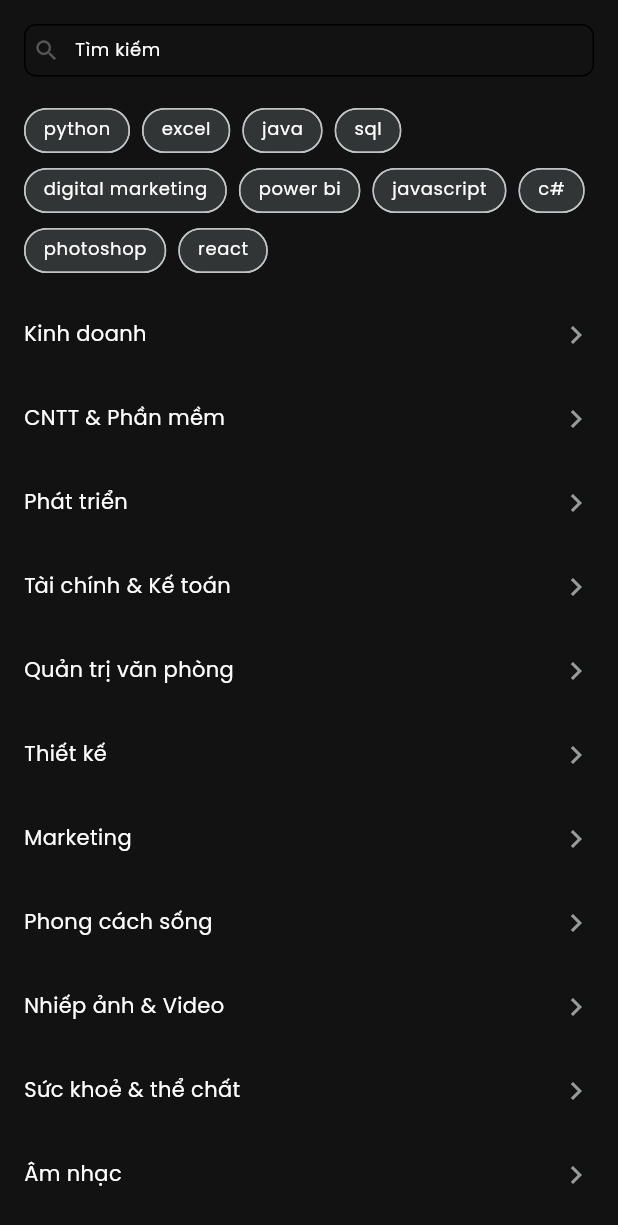
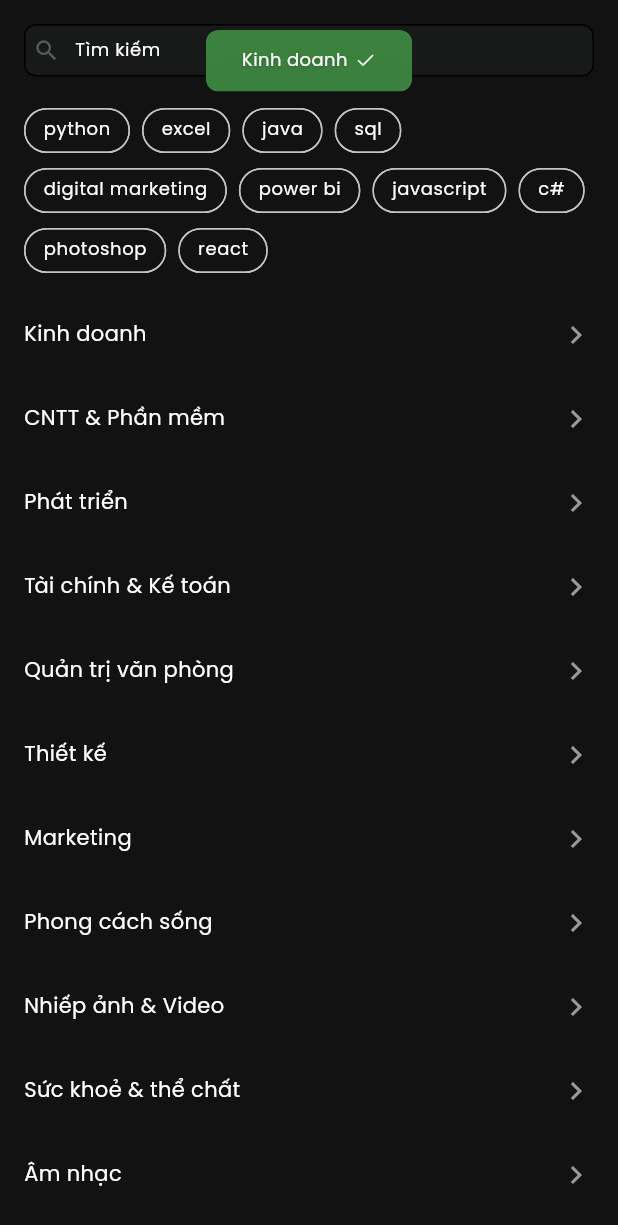
Before and after one commit to nghiavannguyen/course_app, a Flutter app: the SearchScreen screen opened by its route, after a tap on "Kinh doanh", on a phone screen of 412 x 824 dp. Shown: the top 1225 px of the screen. Run offline on Flutter 3.47's test engine with Material 3 defaults, Android fonts, the phone set to English and light mode, and no system bars; our stand-ins replace another_flushbar, cached_network_image, dio, dropdown_button2, either_dart, firebase_messaging and 13 more; missing offline and left inert: dio_smart_retry; accounts and stored records are empty; statements that could not run were skipped.

Commit message:
update: ui search nav, add apptoast

```diff
--- a/lib/module/auth/screen/login_screen.dart
+++ b/lib/module/auth/screen/login_screen.dart
@@ -258,6 +258,7 @@ class LoginScreen extends GetView<LoginController> {
       controller.passwordController.text,
     );
 
+
     // result.fold(
     //   (error) {
     //     Get.snackbar(
--- a/lib/module/search/screen/search_screen.dart
+++ b/lib/module/search/screen/search_screen.dart
@@ -1,5 +1,8 @@
+import 'package:core_ui/core_ui.dart';
+import 'package:core_utils/core_utils.dart';
 import 'package:course_app/module/widgets/search_widget.dart';
 import 'package:flutter/material.dart';
+import 'package:get/get_utils/src/extensions/context_extensions.dart';
 
 class SearchScreen extends StatelessWidget {
   const SearchScreen({super.key});
@@ -57,10 +60,9 @@ class SearchScreen extends StatelessWidget {
                       (tag) => Chip(
                         visualDensity: VisualDensity.compact,
                         labelPadding: EdgeInsets.zero,
-                        label: Text(tag, style: Theme.of(context).textTheme.bodySmall),
+                        label: Text(tag, style: context.bodySmall),
                         // backgroundColor tùy theo theme
-                        backgroundColor: Theme.of(context).chipTheme.backgroundColor ??
-                            Theme.of(context).canvasColor,
+                        backgroundColor: context.background,
                       ),
                     )
                     .toList(),
@@ -72,6 +74,14 @@ class SearchScreen extends StatelessWidget {
                 children: categories
                     .map(
                       (cat) => ListTile(
+                        shape: RoundedRectangleBorder(
+                          borderRadius: BorderRadius.circular(4),
+                        ),
+                        onTap: () {
+                          // TODO: Chuyển sang trang chi tiết danh mục
+                          print(cat);
+                          AppToast.show(cat, type: ToastType.success, context: context);
+                        },
                         contentPadding: EdgeInsets.zero,
                         title: Text(
                           cat,
@@ -79,11 +89,8 @@ class SearchScreen extends StatelessWidget {
                         ),
                         trailing: Icon(
                           Icons.chevron_right,
-                          color: Theme.of(context).iconTheme.color,
+                          color: context.iconColor,
                         ),
-                        onTap: () {
-                          // TODO: Chuyển sang trang chi tiết danh mục
-                        },
                       ),
                     )
                     .toList(),
--- a/lib/module/widgets/search_widget.dart
+++ b/lib/module/widgets/search_widget.dart
@@ -1,6 +1,4 @@
-import 'package:course_app/core/navigation/routes.dart';
 import 'package:flutter/material.dart';
-import 'package:get/get.dart';
 
 class SearchWidget extends StatelessWidget {
   const SearchWidget({super.key});
@@ -9,19 +7,20 @@ class SearchWidget extends StatelessWidget {
   Widget build(BuildContext context) {
     return InkWell(
       onTap: () {
-        Get.toNamed(Routes.suggestionSearch);
+        // Get.toNamed(Routes.suggestionSearch);
       },
       child: SizedBox(
         height: 35,
-        child: IgnorePointer(
         child: TextField(
           style: Theme.of(context).textTheme.bodyMedium?.copyWith(
                 color: Theme.of(context).textTheme.bodyMedium?.color,
               ),
           decoration: InputDecoration(
             hintText: "Tìm kiếm",
-              hintStyle: Theme.of(context).textTheme.bodySmall?.copyWith(
-                  color: Theme.of(context).textTheme.bodySmall?.color),
+            hintStyle: Theme.of(context)
+                .textTheme
+                .bodySmall
+                ?.copyWith(color: Theme.of(context).textTheme.bodySmall?.color),
             prefixIcon: Icon(
               Icons.search,
               size: 18,
@@ -31,26 +30,23 @@ class SearchWidget extends StatelessWidget {
               minWidth: 30,
             ),
             filled: true,
-              fillColor: Theme.of(context).canvasColor.withOpacity(0.2),
-              enabledBorder: OutlineInputBorder(
-                borderRadius: BorderRadius.circular(8),
-              ),
-              border: OutlineInputBorder(
-                borderRadius: BorderRadius.circular(8),
-              ),
-              focusedBorder: OutlineInputBorder(
-                borderRadius: BorderRadius.circular(8),
-                // borderSide: BorderSide(
-                //   color: Theme.of(context).dividerColor,
-                // ),
-              ),
+            fillColor: Theme.of(context).inputDecorationTheme.fillColor?.withOpacity(0.2),
+            enabledBorder: buildOutlineInput(),
+            border: buildOutlineInput(),
+            disabledBorder: buildOutlineInput(),
+            focusedBorder: buildOutlineInput(),
             contentPadding: const EdgeInsets.symmetric(
               vertical: 2,
             ),
           ),
         ),
       ),
-      ),
+    );
+  }
+
+  OutlineInputBorder buildOutlineInput() {
+    return OutlineInputBorder(
+      borderRadius: BorderRadius.circular(8),
     );
   }
 }
--- a/packages/core_ui/lib/core_ui.dart
+++ b/packages/core_ui/lib/core_ui.dart
@@ -2,6 +2,7 @@ library;
 
 export 'src/alert_dialog/adaptive_dialog.dart';
 export 'src/buttons/app_button.dart';
+export 'src/buttons/app_dropdown_button.dart';
 export 'src/cupertino_picker/app_cupertino_picker.dart';
 export 'src/date_time_picker/app_date_time_picker_base.dart';
 export 'src/empty/empty_widget.dart';
@@ -15,5 +16,6 @@ export 'src/other/app_banner_page_view.dart';
 export 'src/other/app_carousel_view.dart';
 export 'src/other/app_expansion_tile_widget.dart';
 export 'src/other/app_scale_down_tap.dart';
+export 'src/snackbar/app_snack_bar.dart';
+export 'src/snackbar/app_toast.dart';
 export 'src/webview/app_webview.dart';
-export 'src/buttons/app_dropdown_button.dart';
--- /dev/null
+++ b/packages/core_ui/lib/src/snackbar/app_toast.dart
@@ -0,0 +1,206 @@
+import 'dart:ui';
+
+import 'package:flutter/material.dart';
+import 'package:lucide_icons/lucide_icons.dart';
+
+enum ToastType {
+  success,
+  error,
+  warning,
+  info,
+}
+
+class AppToast {
+  static OverlayEntry? _overlayEntry;
+  static bool _isVisible = false;
+
+  static void show(String message,
+      {ToastType type = ToastType.success,
+      VoidCallback? onDismissed,
+      required BuildContext context}) {
+    // if (_isVisible) return;
+
+    // _isVisible = true;
+
+    final overlayState = Overlay.of(context, rootOverlay: true);
+
+    _overlayEntry = OverlayEntry(
+      builder: (context) => ToastWidget(
+        message: message,
+        onDismissed: () {
+          _hide();
+          onDismissed?.call();
+        },
+        type: type,
+      ),
+    );
+
+    overlayState.insert(_overlayEntry!);
+  }
+
+  static void _hide() {
+    if (_overlayEntry != null && _isVisible) {
+      _overlayEntry?.remove();
+      _overlayEntry = null;
+      _isVisible = false;
+    }
+  }
+}
+
+class ToastWidget extends StatefulWidget {
+  final String message;
+  final Duration duration;
+  final VoidCallback onDismissed;
+  final Alignment? alignment;
+  final ToastType type;
+
+  const ToastWidget({
+    super.key,
+    required this.message,
+    required this.onDismissed,
+    this.duration = const Duration(seconds: 2),
+    this.alignment,
+    this.type = ToastType.success,
+  });
+
+  @override
+  _ToastWidgetState createState() => _ToastWidgetState();
+}
+
+class _ToastWidgetState extends State<ToastWidget> with SingleTickerProviderStateMixin {
+  late AnimationController _controller;
+  late Animation<double> _animation;
+
+  @override
+  void initState() {
+    super.initState();
+    _controller = AnimationController(
+      vsync: this,
+      duration: const Duration(milliseconds: 350),
+    );
+
+    _animation = CurvedAnimation(parent: _controller, curve: Curves.easeOutCubic);
+
+    _controller.forward();
+
+    Future.delayed(widget.duration, () {
+      if (mounted) {
+        _controller.reverse().then((_) {
+          widget.onDismissed();
+        });
+      }
+    });
+  }
+
+  @override
+  void dispose() {
+    _controller.dispose();
+    super.dispose();
+  }
+
+  @override
+  Widget build(BuildContext context) {
+    return SafeArea(
+      child: Align(
+        alignment: Alignment.topCenter,
+        child: Padding(
+          padding: const EdgeInsets.only(top: 20.0),
+          // FadeTransition để làm mờ dần khi xuất hiện và biến mất
+          child: FadeTransition(
+            opacity: _animation,
+            // SlideTransition để trượt từ trên xuống
+            child: SlideTransition(
+              position: Tween<Offset>(
+                begin: const Offset(0.0, -0.2), // Bắt đầu từ trên
+                end: Offset.zero, // Kết thúc tại vị trí cuối cùng
+              ).animate(_animation),
+              child: Material(
+                color: Colors.transparent,
+                child: _buildToast(),
+              ),
+            ),
+          ),
+        ),
+      ),
+    );
+  }
+
+  Widget _buildToast() {
+    return ClipRRect(
+      borderRadius: BorderRadius.circular(8),
+      child: BackdropFilter(
+        filter: ImageFilter.blur(sigmaX: 10, sigmaY: 10),
+        child: Container(
+          padding: const EdgeInsets.symmetric(horizontal: 24, vertical: 12),
+          decoration: BoxDecoration(
+            color: _getBackgroundColor(widget.type),
+            borderRadius: BorderRadius.circular(8),
+            boxShadow: [
+              BoxShadow(
+                color: Colors.black.withOpacity(0.15),
+                blurRadius: 16,
+                offset: const Offset(0, 8),
+              ),
+            ],
+          ),
+          child: Row(
+            mainAxisSize: MainAxisSize.min,
+            children: [
+              Flexible(
+                child: Text(
+                  widget.message,
+                  style: const TextStyle(
+                    color: Colors.white,
+                    fontSize: 12,
+                    fontWeight: FontWeight.w400,
+                    shadows: [
+                      Shadow(
+                        color: Colors.black26,
+                        blurRadius: 2,
+                        offset: Offset(0, 1),
+                      ),
+                    ],
+                  ),
+                ),
+              ),
+              const SizedBox(width: 5),
+              Icon(
+                _getIcon(widget.type),
+                color: Colors.white,
+                size: 14,
+              ),
+            ],
+          ),
+        ),
+      ),
+    );
+  }
+
+  Color _getBackgroundColor(ToastType type) {
+    // Implement the logic to determine the background color based on the toast type
+    switch (type) {
+      case ToastType.success:
+        return Colors.green.withOpacity(0.7);
+      case ToastType.error:
+        return Colors.red.withOpacity(0.8);
+      case ToastType.warning:
+        return Colors.yellow.withOpacity(0.7);
+      case ToastType.info:
+        return Colors.blue.withOpacity(0.7);
+    }
+  }
+
+  IconData _getIcon(ToastType type) {
+    // Implement the logic to determine the icon based on the toast type
+    switch (type) {
+      case ToastType.success:
+        return LucideIcons.check;
+      case ToastType.error:
+        return LucideIcons.xCircle;
+      case ToastType.warning:
+        return LucideIcons.alertCircle;
+      case ToastType.info:
+        return LucideIcons.info;
+    }
+  }
+}
--- a/packages/core_ui/pubspec.yaml
+++ b/packages/core_ui/pubspec.yaml
@@ -19,6 +19,7 @@ dependencies:
   smooth_page_indicator: ^1.2.1
   syncfusion_flutter_datepicker: ^29.1.38
   dropdown_button2: ^2.3.9
+  lucide_icons: ^0.257.0
 
 dev_dependencies:
   flutter_test:
```
Also changed, not shown: pubspec.lock. Lines whose indentation alone changed are shown as unchanged.
